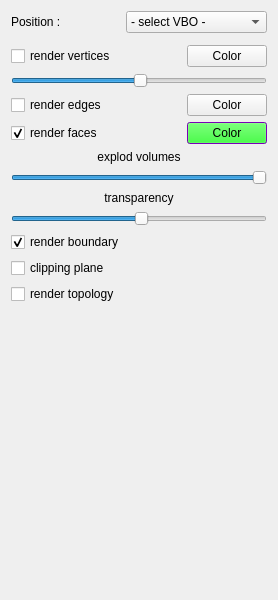
Old version of the form schnapps/plugins/volume_render/volume_render.ui in the repository cgogn/SCHNApps.
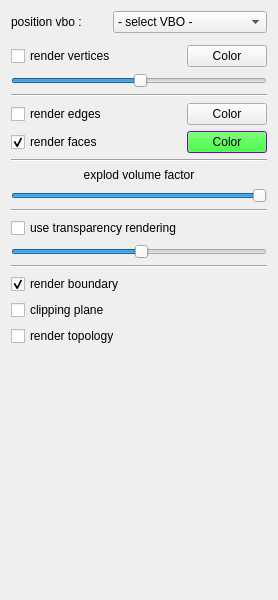
New version of the form.

Commit message: Improved volume rendering.

Diff of the .ui file:
```diff
--- a/schnapps/plugins/volume_render/volume_render.ui
+++ b/schnapps/plugins/volume_render/volume_render.ui
@@ -14,112 +14,43 @@
   <property name="windowTitle">
    <string>Form</string>
   </property>
-  <layout class="QGridLayout" name="gridLayout">
-   <item row="6" column="0" colspan="2">
-    <layout class="QGridLayout" name="gridLayout_3">
-     <property name="topMargin">
-      <number>0</number>
-     </property>
-     <item row="0" column="0">
-      <widget class="QLabel" name="labelExplodVolumes">
+  <layout class="QVBoxLayout" name="verticalLayout_2">
+   <item>
+    <layout class="QHBoxLayout" name="horizontalLayout_5">
+     <item>
+      <widget class="QLabel" name="label_2">
+       <property name="minimumSize">
+        <size>
+         <width>96</width>
+         <height>0</height>
+        </size>
+       </property>
        <property name="text">
-        <string>explod volumes</string>
-       </property>
-       <property name="alignment">
-        <set>Qt::AlignCenter</set>
+        <string>position vbo :</string>
        </property>
       </widget>
      </item>
-     <item row="1" column="0">
-      <widget class="QSlider" name="sliderExplodeVolumes">
+     <item>
+      <widget class="QComboBox" name="combo_positionVBO">
        <property name="sizePolicy">
         <sizepolicy hsizetype="Expanding" vsizetype="Fixed">
          <horstretch>0</horstretch>
          <verstretch>0</verstretch>
         </sizepolicy>
        </property>
-       <property name="maximum">
-        <number>100</number>
-       </property>
-       <property name="value">
-        <number>100</number>
-       </property>
-       <property name="orientation">
-        <enum>Qt::Horizontal</enum>
-       </property>
+       <item>
+        <property name="text">
+         <string>- select VBO -</string>
+        </property>
+       </item>
       </widget>
      </item>
     </layout>
    </item>
-   <item row="8" column="0" colspan="2">
-    <widget class="QCheckBox" name="check_renderBoundary">
-     <property name="text">
-      <string>render boundary</string>
-     </property>
-     <property name="checked">
-      <bool>true</bool>
-     </property>
-    </widget>
-   </item>
-   <item row="9" column="0" colspan="2">
-    <widget class="QCheckBox" name="check_clippingPlane">
-     <property name="enabled">
-      <bool>true</bool>
-     </property>
-     <property name="text">
-      <string>clipping plane</string>
-     </property>
-     <property name="checked">
-      <bool>false</bool>
-     </property>
-    </widget>
-   </item>
-   <item row="11" column="0" colspan="2">
-    <spacer name="verticalSpacer">
-     <property name="orientation">
-      <enum>Qt::Vertical</enum>
-     </property>
-     <property name="sizeHint" stdset="0">
-      <size>
-       <width>156</width>
-       <height>161</height>
-      </size>
-     </property>
-    </spacer>
-   </item>
-   <item row="10" column="0">
-    <widget class="QCheckBox" name="topologyRender_checkBox">
-     <property name="text">
-      <string>render topology</string>
-     </property>
-    </widget>
-   </item>
-   <item row="0" column="0">
-    <widget class="QLabel" name="label_2">
-     <property name="text">
-      <string>Position :</string>
-     </property>
-    </widget>
-   </item>
-   <item row="0" column="1">
-    <widget class="QComboBox" name="combo_positionVBO">
-     <property name="sizePolicy">
-      <sizepolicy hsizetype="Expanding" vsizetype="Fixed">
-       <horstretch>0</horstretch>
-       <verstretch>0</verstretch>
-      </sizepolicy>
-     </property>
-     <item>
-      <property name="text">
-       <string>- select VBO -</string>
-      </property>
-     </item>
-    </widget>
-   </item>
-   <item row="1" column="0" colspan="2">
+   <item>
     <widget class="Line" name="line"/>
    </item>
-   <item row="2" column="0" colspan="2">
+   <item>
     <layout class="QHBoxLayout" name="horizontalLayout_4">
      <item>
       <widget class="QCheckBox" name="check_renderVertices">
@@ -162,7 +93,7 @@
      </item>
     </layout>
    </item>
-   <item row="3" column="0" colspan="2">
+   <item>
     <widget class="QSlider" name="slider_verticesScaleFactor">
      <property name="value">
       <number>50</number>
@@ -172,7 +103,14 @@
      </property>
     </widget>
    </item>
-   <item row="4" column="0" colspan="2">
+   <item>
+    <widget class="Line" name="line_5">
+     <property name="orientation">
+      <enum>Qt::Horizontal</enum>
+     </property>
+    </widget>
+   </item>
+   <item>
     <layout class="QHBoxLayout" name="horizontalLayout_3">
      <item>
       <widget class="QCheckBox" name="check_renderEdges">
@@ -215,7 +153,7 @@
      </item>
     </layout>
    </item>
-   <item row="5" column="0" colspan="2">
+   <item>
     <layout class="QHBoxLayout" name="horizontalLayout_2">
      <item>
       <widget class="QCheckBox" name="check_renderFaces">
@@ -379,32 +317,118 @@
      </item>
     </layout>
    </item>
-   <item row="7" column="0" colspan="2">
-    <layout class="QVBoxLayout" name="verticalLayout">
-     <item>
-      <widget class="QLabel" name="label_transparency">
-       <property name="text">
-        <string>transparency</string>
-       </property>
-       <property name="alignment">
-        <set>Qt::AlignCenter</set>
-       </property>
-      </widget>
-     </item>
-     <item>
-      <widget class="QSlider" name="slider_transparency">
-       <property name="maximum">
-        <number>254</number>
-       </property>
-       <property name="value">
-        <number>130</number>
-       </property>
-       <property name="orientation">
-        <enum>Qt::Horizontal</enum>
-       </property>
-      </widget>
-     </item>
-    </layout>
+   <item>
+    <widget class="Line" name="line_4">
+     <property name="orientation">
+      <enum>Qt::Horizontal</enum>
+     </property>
+    </widget>
+   </item>
+   <item>
+    <widget class="QLabel" name="labelExplodVolumes">
+     <property name="text">
+      <string>explod volume factor</string>
+     </property>
+     <property name="alignment">
+      <set>Qt::AlignCenter</set>
+     </property>
+    </widget>
+   </item>
+   <item>
+    <widget class="QSlider" name="sliderExplodeVolumes">
+     <property name="sizePolicy">
+      <sizepolicy hsizetype="Expanding" vsizetype="Fixed">
+       <horstretch>0</horstretch>
+       <verstretch>0</verstretch>
+      </sizepolicy>
+     </property>
+     <property name="maximum">
+      <number>100</number>
+     </property>
+     <property name="value">
+      <number>100</number>
+     </property>
+     <property name="orientation">
+      <enum>Qt::Horizontal</enum>
+     </property>
+    </widget>
+   </item>
+   <item>
+    <widget class="Line" name="line_2">
+     <property name="orientation">
+      <enum>Qt::Horizontal</enum>
+     </property>
+    </widget>
+   </item>
+   <item>
+    <widget class="QCheckBox" name="checkBox_transparency">
+     <property name="text">
+      <string>use transparency rendering</string>
+     </property>
+    </widget>
+   </item>
+   <item>
+    <widget class="QSlider" name="slider_transparency">
+     <property name="maximum">
+      <number>254</number>
+     </property>
+     <property name="value">
+      <number>130</number>
+     </property>
+     <property name="orientation">
+      <enum>Qt::Horizontal</enum>
+     </property>
+    </widget>
+   </item>
+   <item>
+    <widget class="Line" name="line_3">
+     <property name="orientation">
+      <enum>Qt::Horizontal</enum>
+     </property>
+    </widget>
+   </item>
+   <item>
+    <widget class="QCheckBox" name="check_renderBoundary">
+     <property name="text">
+      <string>render boundary</string>
+     </property>
+     <property name="checked">
+      <bool>true</bool>
+     </property>
+    </widget>
+   </item>
+   <item>
+    <widget class="QCheckBox" name="check_clippingPlane">
+     <property name="enabled">
+      <bool>true</bool>
+     </property>
+     <property name="text">
+      <string>clipping plane</string>
+     </property>
+     <property name="checked">
+      <bool>false</bool>
+     </property>
+    </widget>
+   </item>
+   <item>
+    <widget class="QCheckBox" name="topologyRender_checkBox">
+     <property name="text">
+      <string>render topology</string>
+     </property>
+    </widget>
+   </item>
+   <item>
+    <spacer name="verticalSpacer">
+     <property name="orientation">
+      <enum>Qt::Vertical</enum>
+     </property>
+     <property name="sizeHint" stdset="0">
+      <size>
+       <width>156</width>
+       <height>161</height>
+      </size>
+     </property>
+    </spacer>
    </item>
   </layout>
  </widget>
```
The commit also changes 4 other files.
